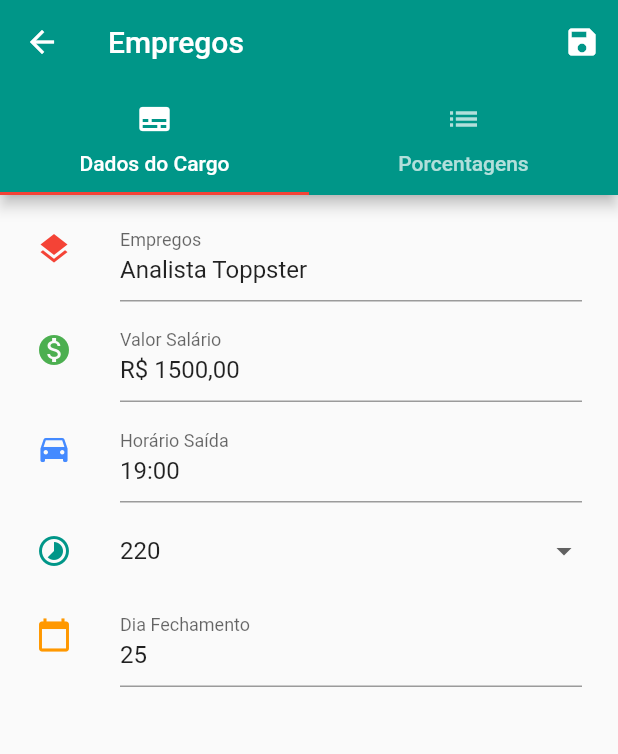
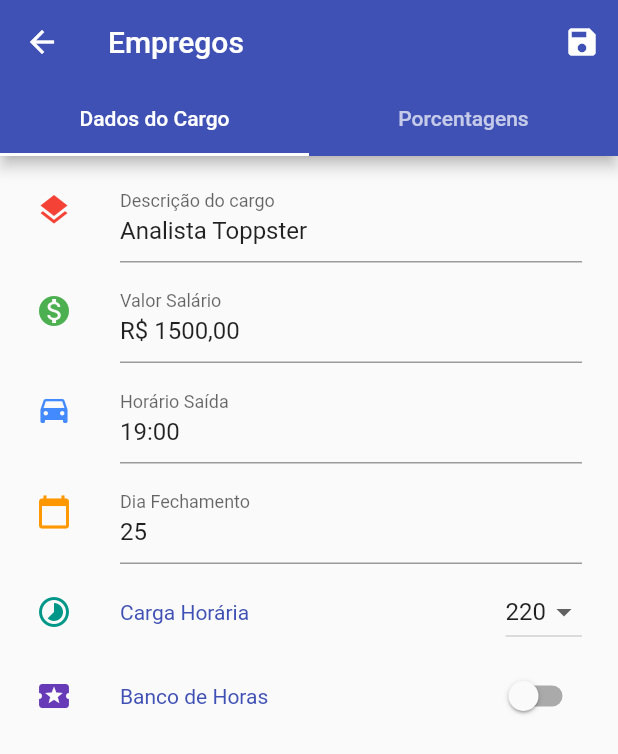
Before and after one commit to bicasoftware/marcaii-flutter, a Flutter app: the screen it shows after launch, after a tap on the "add" icon, on a phone screen of 412 x 824 dp. Shown: the top 754 px of the screen. Run offline on Flutter 3.47's test engine with Material 2 defaults, Android fonts, the light colour scheme and no system bars; our stand-ins replace sqflite; accounts and stored records are empty.

Commit message:
finalizado layout da PageEmpregoInfo

```diff
--- a/lib/main.dart
+++ b/lib/main.dart
@@ -11,10 +11,10 @@ class MyApp extends StatelessWidget {
         return MaterialApp(
             title: "Marcaii - Flutter",
             theme: ThemeData(
-                primaryColor: Colors.teal,
-                accentColor: Colors.red,
+                primaryColor: Colors.indigo,
+                accentColor: Colors.blue,
                 brightness: Brightness.light,
-                bottomAppBarColor: Colors.teal,
+                bottomAppBarColor: Colors.indigo,
                 dividerColor: Colors.blueGrey,
             ),
             home: MainAct(),
--- a/lib/res/Strings.dart
+++ b/lib/res/Strings.dart
@@ -7,6 +7,7 @@ class Strings{
     static String porcentagens = "Porcentagens";
     static String valorSalario = "Valor Salário";
     static String cargaHoraria = "Carga Horária";
+    static String bancoHoras = "Banco de Horas";
     static String diaFechamento = "Dia Fechamento";
     static String horarioSaida = "Horário Saída";
     static String nomeEmprego = "Descrição do cargo";
--- a/lib/src/stateful/ActInsertEmpregos.dart
+++ b/lib/src/stateful/ActInsertEmpregos.dart
@@ -39,8 +39,8 @@ class _ActInsertEmpregosState extends State<ActInsertEmpregos> with SingleTicker
                 bottom: TabBar(
                     controller: controller,
                     tabs: <Widget>[
-                        Tab(icon: Icon(Icons.subtitles), text: Strings.dadosCargo,),
-                        Tab(icon: Icon(Icons.list), text: Strings.porcentagens,),
+                        Tab(text: Strings.dadosCargo,),
+                        Tab(text: Strings.porcentagens,),
                     ],
                 ),
             ),
--- a/lib/src/stateful/PageEmpregoInfo.dart
+++ b/lib/src/stateful/PageEmpregoInfo.dart
@@ -22,6 +22,12 @@ class _PageEmpregoInfoState extends State<PageEmpregoInfo> {
     void _setCargaHoraria(String ch) {
         setState(() {
             _emprego.cargaHoraria = ch;
+        });
+    }
+
+    void _setBancoHoras(bool st) {
+        setState(() {
+            _emprego.bancoHoras = st == true ? 1 : false;
         });
     }
 
@@ -60,21 +66,10 @@ class _PageEmpregoInfoState extends State<PageEmpregoInfo> {
                     children: <Widget>[
                         ListTile(
                             title: TextFormField(
-                                validator: (v) {
-                                    if (v.isEmpty) return Warn.warNomeEmprego;
-
-                                    final nameExp = RegExp(r'^[A-Za-z ]+$');
-
-                                    if (!nameExp.hasMatch(v))
-                                        return Warn.warTextApenas;
-
-                                    return null;
-                                },
                                 decoration: InputDecoration(
                                     hintText: Strings.hintEmprego,
-                                    labelText: Strings.empregos
+                                    labelText: Strings.nomeEmprego
                                 ),
-                                onSaved: (v) {  },
                                 controller: ctNomeEmprego,
                             ),
                             leading: Icon(Icons.layers, color: Colors.red,),
@@ -82,27 +77,18 @@ class _PageEmpregoInfoState extends State<PageEmpregoInfo> {
                         ListTile(
                             title: TextFormField(
                                 initialValue: CurrencyUtils.doubleToCurrency(1500.0),
-                                validator: (v) {
-                                    if (v.isEmpty) {
-                                        return Warn.warSalarioInvalido;
-                                    }
-                                },
                                 decoration: InputDecoration(
                                     hintText: Strings.hintSalario,
                                     labelText: Strings.valorSalario
                                 ),
-                                keyboardType: TextInputType.numberWithOptions(decimal: true, signed: false),
+                                keyboardType: TextInputType.numberWithOptions(
+                                    decimal: true, signed: false),
                             ),
                             leading: Icon(Icons.monetization_on, color: Colors.green,),
                         ),
                         ListTile(
                             title: TextFormField(
                                 controller: ctHorarioSaida,
-                                validator: (v) {
-                                    if (v.isEmpty) {
-                                        return Warn.warHorarioInvalido;
-                                    }
-                                },
                                 decoration: InputDecoration(
                                     hintText: Strings.hintHorarioSaida,
                                     labelText: Strings.horarioSaida
@@ -112,32 +98,62 @@ class _PageEmpregoInfoState extends State<PageEmpregoInfo> {
                         ),
 
                         ListTile(
+                            leading: Icon(Icons.calendar_today, color: Colors.orange,),
+                            title: TextFormField(
+                                controller: ctFechamento,
+                                decoration: InputDecoration(
+                                    hintText: Warn.warFechamento,
+                                    labelText: Strings.diaFechamento
+                                ),
+                            ),
+                        ),
+
+                        ListTile(
                             leading: Icon(Icons.timelapse, color: Colors.teal,),
-                            //hideunline preenche o
-                            title: DropdownButtonHideUnderline(
-                                child: DropdownButton(
+                            //hideunline preenche o dropdown
+                            title: Row(
+                                children: <Widget>[
+                                    Expanded(
+                                        child: Text(
+                                            Strings.cargaHoraria,
+                                            style: TextStyle(
+                                                color: Theme.of(context).primaryColor,
+                                                fontSize: 14.0
+                                            ),
+                                        )
+                                    ),
+
+                                    DropdownButton(
                                         value: _emprego.cargaHoraria,
                                         onChanged: (c) => _setCargaHoraria(c),
                                         items: cargas.map((c) =>
                                             DropdownMenuItem(child: Text(c,), value: c,))
                                             .toList(),
                                     ),
+
+                                ],
                             ),
                         ),
 
                         ListTile(
-                            leading: Icon(Icons.calendar_today, color: Colors.orange,),
-                            title: TextFormField(
-                                controller: ctFechamento,
-                                validator: (v) {
-                                    if (v.isEmpty || int.parse(v) < 0 || int.parse(v) > 29 ) {
-                                        return Warn.warHorarioInvalido;
-                                    }
-                                },
-                                decoration: InputDecoration(
-                                    hintText: Warn.warFechamento,
-                                    labelText: Strings.diaFechamento
+                            leading: Icon(Icons.local_activity, color: Colors.deepPurple,),
+                            title: Row(
+                                children: <Widget>[
+                                    Expanded(
+                                        child: Text(
+                                            Strings.bancoHoras,
+                                            style: TextStyle(
+                                                color: Theme.of(context).primaryColor,
+                                                fontSize: 14.0
                                             ),
+                                        ),
+                                    ),
+                                    Switch(
+                                        value: _emprego.bancoHoras == 1 ? true : false,
+                                        onChanged: _setBancoHoras,
+
+                                    ),
+                                ],
                             ),
                         )
                     ],
```
Lines whose indentation alone changed are shown as unchanged.
